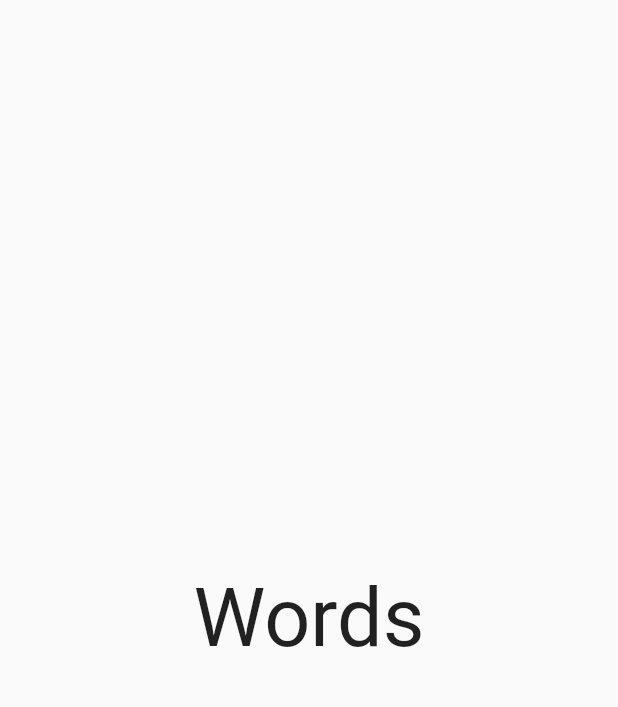
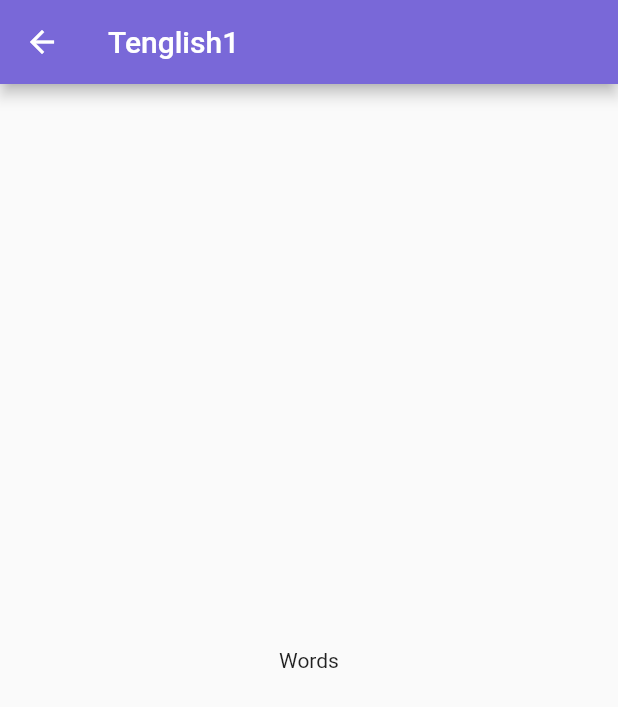
Before and after one commit to dmitry-lyovochkin/English_application, a Flutter app: the WordsPageWidget screen opened directly, on a phone screen of 412 x 824 dp. Shown: the top 707 px of the screen. Run offline on Flutter 3.47's test engine with Material 2 defaults, Android fonts, the light colour scheme and no system bars.

Commit message:
Новый экран слов

```diff
--- a/lib/main.dart
+++ b/lib/main.dart
@@ -29,7 +29,7 @@ class MyApp extends StatelessWidget {
         routes: { /* docs routes */ /* прописывание маршрутов */
           '/auth': (context) => const AuthWidget(),
           '/main_screen': (context) => const MainScreenWidget(),
-          '/paint_screen': (context) =>  PaintScreenWidget(),
+          // '/main_screen/paint_screen': (context) =>  const PaintScreenWidget(),
         },
     );
   }
--- a/lib/widgets/main_screen/words_page.dart
+++ b/lib/widgets/main_screen/words_page.dart
@@ -1,7 +1,9 @@
 import 'package:flutter/material.dart';
+import 'package:english_application/widgets/main_screen/main_screen_widget.dart';
 
 class WordsPageWidget extends StatefulWidget {
-  WordsPageWidget({Key? key}) : super(key: key);
+  const WordsPageWidget({Key? key}) : super(key: key);
+
 
   @override
   _WordsPageWidgetState createState() => _WordsPageWidgetState();
@@ -11,8 +13,16 @@ class _WordsPageWidgetState extends State<WordsPageWidget> {
   @override
   Widget build(BuildContext context) {
     return Scaffold(
-      body: Center(child: Text('Words', style: TextStyle(fontSize: 54))
-       )
+      appBar:  AppBar(
+        title: const Text('Tenglish1'),
+      ),
+      body: const Center(
+        child: Text(
+          'Words',
+          style: TextStyle(
+            fontSize: 14)),
+
+       ),
     );
   }
 }
```
Also changed, not shown: lib/widgets/main_screen/main_screen_widget.dart (+60 -23 lines).
